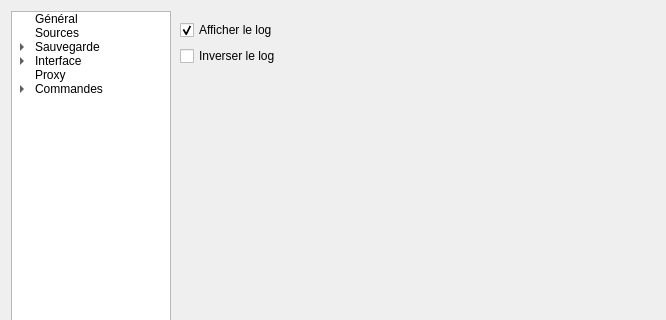
Before: the Qt Designer form src/settings/optionswindow.ui in Bionus/imgbrd-grabber, drawn with Qt 5; both pictures show x 0 to 666 and y 0 to 320 of the 666 by 478 pixel window.
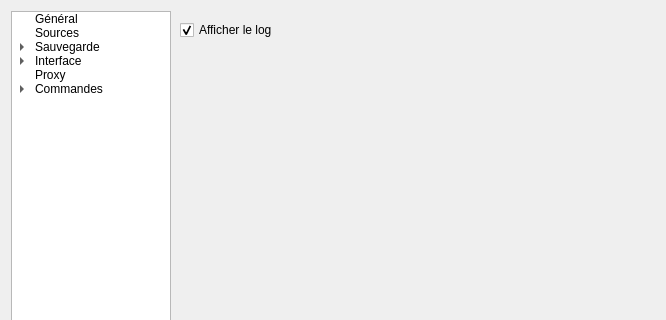
After: the same form once the commit is applied. The open tabs and pages were chosen to show the change. Icons and pictures are not drawn.

Commit message: Change log label to textedit and remove invert log option for performance

Patch:
```diff
--- a/src/settings/optionswindow.ui
+++ b/src/settings/optionswindow.ui
@@ -2067,13 +2067,6 @@
            </property>
           </widget>
          </item>
-         <item row="1" column="0" colspan="2">
-          <widget class="QCheckBox" name="checkInvertLog">
-           <property name="text">
-            <string>Inverser le log</string>
-           </property>
-          </widget>
-         </item>
         </layout>
        </widget>
        <widget class="QWidget" name="pageProxy">
```
Left out of the diff: 1 changed line with no effect on the pictures. The commit also changes 6 other files.
